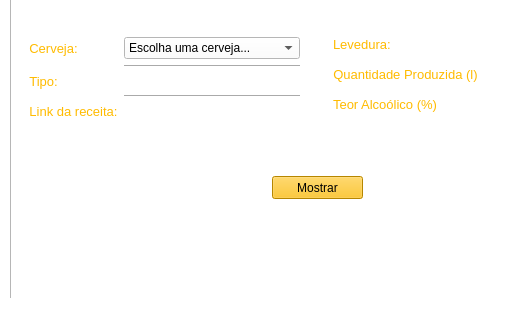
Above: QT/mainwindow.ui from calebeof/ThermoBeer before the change; both pictures show x 0 to 532 and y 147 to 467 of the 714 by 467 pixel window. Below: the same form after it.
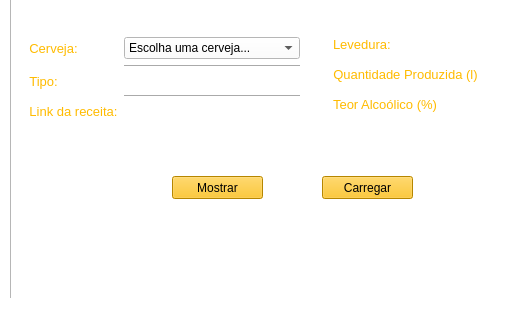
That is the form after the change. The open tabs and pages were chosen to show the change. Icons and pictures are not drawn.

Commit message: Salvar, carregar e avisos

Patch:
```diff
--- a/QT/mainwindow.ui
+++ b/QT/mainwindow.ui
@@ -848,7 +848,7 @@
      <widget class="QPushButton" name="btn_mostrar">
       <property name="geometry">
        <rect>
-        <x>260</x>
+        <x>160</x>
         <y>270</y>
         <width>91</width>
         <height>23</height>
@@ -866,6 +866,27 @@
        </iconset>
       </property>
      </widget>
+     <widget class="QPushButton" name="btn_carregar">
+      <property name="geometry">
+       <rect>
+        <x>310</x>
+        <y>270</y>
+        <width>91</width>
+        <height>23</height>
+       </rect>
+      </property>
+      <property name="styleSheet">
+       <string notr="true">background-color: #ffbb00;</string>
+      </property>
+      <property name="text">
+       <string>Carregar</string>
+      </property>
+      <property name="icon">
+       <iconset>
+        <selectedon>:/resource/save.png</selectedon>
+       </iconset>
+      </property>
+     </widget>
     </widget>
    </widget>
   </widget>
```
Left out of the diff: 8 changed lines with no effect on the pictures. The commit also changes 5 other files.
